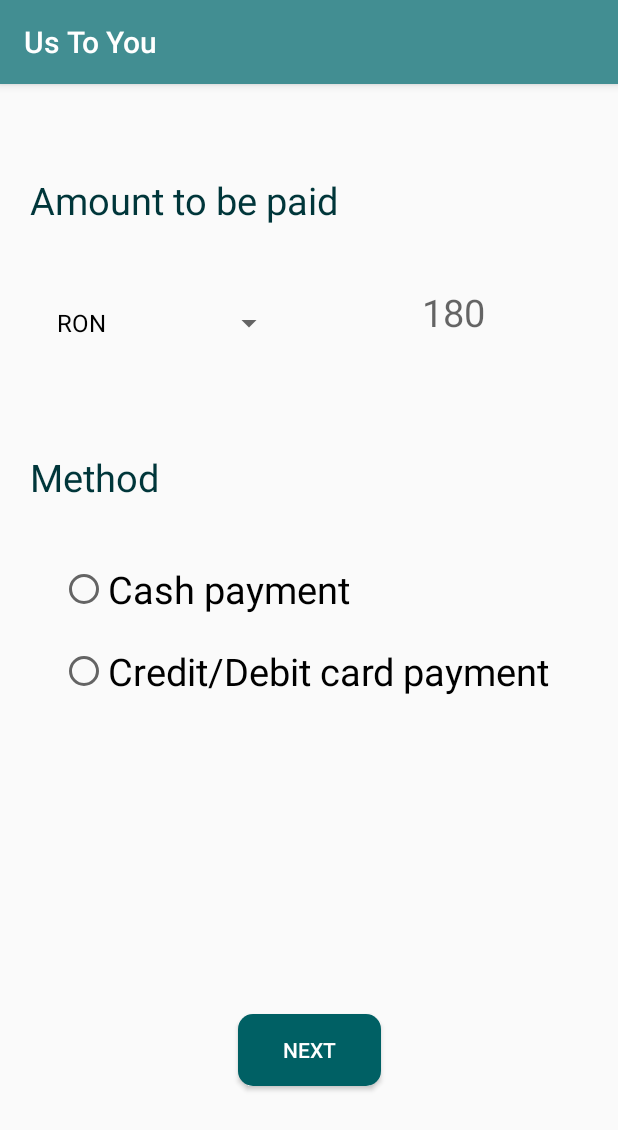
After one commit to madail/ECHIPA_11_PIU_2020, an Android app: the PaymentMethodActivity screen opened directly, with no data from a screen before it, on a phone screen of 412 x 824 dp. The commit adds this screen. Shown: the top 1130 px of the screen. Run offline under Robolectric (Android 15) with nearby library versions, the phone set to English and light mode, and no system bars.

Commit message:
Payment method page

```diff
--- a/UsToYou/app/src/main/AndroidManifest.xml
+++ b/UsToYou/app/src/main/AndroidManifest.xml
@@ -1,5 +1,6 @@
 <?xml version="1.0" encoding="utf-8"?>
 <manifest xmlns:android="http://schemas.android.com/apk/res/android"
+    xmlns:tools="http://schemas.android.com/tools"
     package="com.example.ustoyou">
 
     <application
@@ -26,6 +27,13 @@
         <activity
             android:name=".MainActivity"
             android:theme="@style/Theme.UsToYouTheme" />
+        <activity
+            android:name=".HarvestActivity"
+            android:theme="@style/Theme.UsToYouTheme" />
+        <activity
+            android:name=".PaymentMethodActivity"
+            android:theme="@style/Theme.UsToYouTheme"
+            tools:ignore="Instantiatable" />
     </application>
 
 </manifest>
--- /dev/null
+++ b/UsToYou/app/src/main/java/com/example/ustoyou/HarvestActivity.kt
@@ -0,0 +1,11 @@
+package com.example.ustoyou
+
+import android.os.Bundle
+import androidx.appcompat.app.AppCompatActivity
+
+class HarvestActivity : AppCompatActivity() {
+    override fun onCreate(savedInstanceState: Bundle?) {
+        super.onCreate(savedInstanceState)
+        setContentView(R.layout.activity_harvest_info)
+    }
+}
--- /dev/null
+++ b/UsToYou/app/src/main/java/com/example/ustoyou/PaymentMethodActivity.kt
@@ -0,0 +1,26 @@
+package com.example.ustoyou
+
+import android.os.Bundle
+import android.widget.ArrayAdapter
+import android.widget.Spinner
+import androidx.appcompat.app.AppCompatActivity
+
+class PaymentMethodActivity : AppCompatActivity() {
+    val currency = arrayOf<String>("RON", "GBP", "EUR", "USD")
+    override fun onCreate(savedInstanceState: Bundle?) {
+        super.onCreate(savedInstanceState)
+        setContentView(R.layout.activity_payment_method)
+
+        val spinner : Spinner =findViewById(R.id.spinner)
+
+        if (spinner != null) {
+            val currencyAdapter = ArrayAdapter(
+                this, R.layout.support_simple_spinner_dropdown_item, currency
+            )
+            currencyAdapter.setDropDownViewResource(R.layout.support_simple_spinner_dropdown_item)
+            spinner.adapter = currencyAdapter
+        }
+    }
+
+
+}
--- a/UsToYou/app/src/main/res/layout/activity_harvest_info.xml
+++ b/UsToYou/app/src/main/res/layout/activity_harvest_info.xml
@@ -3,7 +3,8 @@
     xmlns:tools="http://schemas.android.com/tools"
     android:layout_width="match_parent"
     android:layout_height="match_parent"
-    xmlns:app="http://schemas.android.com/apk/res-auto">
+    xmlns:app="http://schemas.android.com/apk/res-auto"
+    tools:context=".HarvestActivity">
 
     <TextView
         android:id="@+id/surface"
@@ -12,7 +13,7 @@
         android:gravity="center"
         android:text="Surface to be harvest:"
         app:layout_constraintTop_toTopOf="parent"
-        android:layout_marginTop="150dp"
+        android:layout_marginTop="90dp"
         android:textColor="@color/primaryDarkColor"
         android:textSize="25sp"
         tools:ignore="MissingConstraints" />
@@ -20,10 +21,11 @@
     <EditText
         android:id="@+id/surfaceEditText"
         android:layout_width="match_parent"
-        android:layout_height="wrap_content"
+        android:layout_height="40dp"
         android:layout_marginStart="40dp"
         android:layout_marginTop="10dp"
         android:layout_marginEnd="40dp"
+        android:hint="Ex: 80 AR"
         android:background="@color/grey"
         app:layout_constraintTop_toBottomOf="@+id/surface"
         tools:ignore="MissingConstraints" />
@@ -43,7 +45,7 @@
     <EditText
         android:id="@+id/addressEditText"
         android:layout_width="match_parent"
-        android:layout_height="wrap_content"
+        android:layout_height="40dp"
         android:layout_marginStart="40dp"
         android:layout_marginTop="10dp"
         android:layout_marginEnd="40dp"
@@ -65,11 +67,12 @@
     <EditText
         android:id="@+id/availabilityEditText"
         android:layout_width="match_parent"
-        android:layout_height="wrap_content"
+        android:layout_height="40dp"
         android:layout_marginStart="40dp"
         android:layout_marginTop="10dp"
         android:layout_marginEnd="40dp"
         android:background="@color/grey"
+        android:hint="hh-hh dd/mm/yy"
         app:layout_constraintTop_toBottomOf="@+id/availability"
         tools:ignore="MissingConstraints" />
 
--- /dev/null
+++ b/UsToYou/app/src/main/res/layout/activity_payment_method.xml
@@ -0,0 +1,99 @@
+<?xml version="1.0" encoding="utf-8"?>
+<androidx.constraintlayout.widget.ConstraintLayout xmlns:android="http://schemas.android.com/apk/res/android"
+    xmlns:tools="http://schemas.android.com/tools"
+    android:layout_width="match_parent"
+    android:layout_height="match_parent"
+    xmlns:app="http://schemas.android.com/apk/res-auto"
+    tools:context=".PaymentMethodActivity">
+
+    <TextView
+        android:id="@+id/textViewAmount"
+        android:layout_width="match_parent"
+        android:layout_height="wrap_content"
+        android:gravity="left"
+        android:layout_marginLeft="20dp"
+        android:text="Amount to be paid"
+        app:layout_constraintTop_toTopOf="parent"
+        android:layout_marginTop="60dp"
+        android:textColor="@color/primaryDarkColor"
+        android:textSize="25sp"
+        tools:ignore="MissingConstraints" />
+
+    <Spinner
+        android:id="@+id/spinner"
+        android:layout_width="160dp"
+        android:layout_height="50dp"
+        android:layout_marginLeft="30dp"
+        android:layout_marginTop="40dp"
+        android:textSize="18dp"
+        android:textStyle="bold"
+        app:layout_constraintLeft_toLeftOf="parent"
+        app:layout_constraintTop_toBottomOf="@+id/textViewAmount"
+        tools:ignore="MissingConstraints" />
+
+    <TextView
+        android:id="@+id/textAmount"
+        android:layout_width="160dp"
+        android:layout_height="50dp"
+        android:layout_marginRight="30dp"
+        android:hint="180"
+        android:textAlignment="center"
+        app:layout_constraintTop_toBottomOf="@id/textViewAmount"
+        app:layout_constraintRight_toRightOf="parent"
+        android:layout_marginTop="40dp"
+        android:textColor="@color/primaryDarkColor"
+        android:textSize="25sp"
+        tools:ignore="MissingConstraints" />
+
+    <TextView
+        android:id="@+id/textViewMethod"
+        android:layout_width="match_parent"
+        android:layout_height="wrap_content"
+        android:gravity="left"
+        android:layout_marginLeft="20dp"
+        android:text="Method"
+        app:layout_constraintTop_toBottomOf="@id/spinner"
+        android:layout_marginTop="60dp"
+        android:textColor="@color/primaryDarkColor"
+        android:textSize="25sp"
+        tools:ignore="MissingConstraints" />
+
+    <RadioGroup
+        android:layout_width="wrap_content"
+        android:layout_height="wrap_content"
+        app:layout_constraintTop_toBottomOf="@id/textViewMethod"
+        android:layout_marginTop="40dp"
+        app:layout_constraintLeft_toLeftOf="parent"
+        android:layout_marginLeft="40dp"
+        tools:ignore="MissingConstraints">
+        <RadioButton
+            android:id="@+id/cash"
+            android:text="Cash payment"
+            android:textSize="25dp"
+            android:layout_width="wrap_content"
+            android:layout_height="wrap_content"/>
+        <RadioButton
+            android:id="@+id/card"
+            android:text="Credit/Debit card payment"
+            android:textSize="25dp"
+            android:layout_marginTop="20dp"
+            android:layout_width="wrap_content"
+            android:layout_height="wrap_content"/>
+    </RadioGroup>
+
+    <Button
+        android:id="@+id/createAccountButton"
+        android:layout_width="wrap_content"
+        android:layout_height="wrap_content"
+        android:layout_marginBottom="100dp"
+        android:background="@drawable/radius_primary_button"
+        android:onClick="goToPayment"
+        android:paddingStart="30dp"
+        android:paddingEnd="30dp"
+        android:text="Next"
+        android:textColor="@color/white"
+        app:layout_constraintEnd_toEndOf="parent"
+        app:layout_constraintStart_toStartOf="parent"
+        app:layout_constraintBottom_toBottomOf="parent" />
+
+</androidx.constraintlayout.widget.ConstraintLayout>
```
